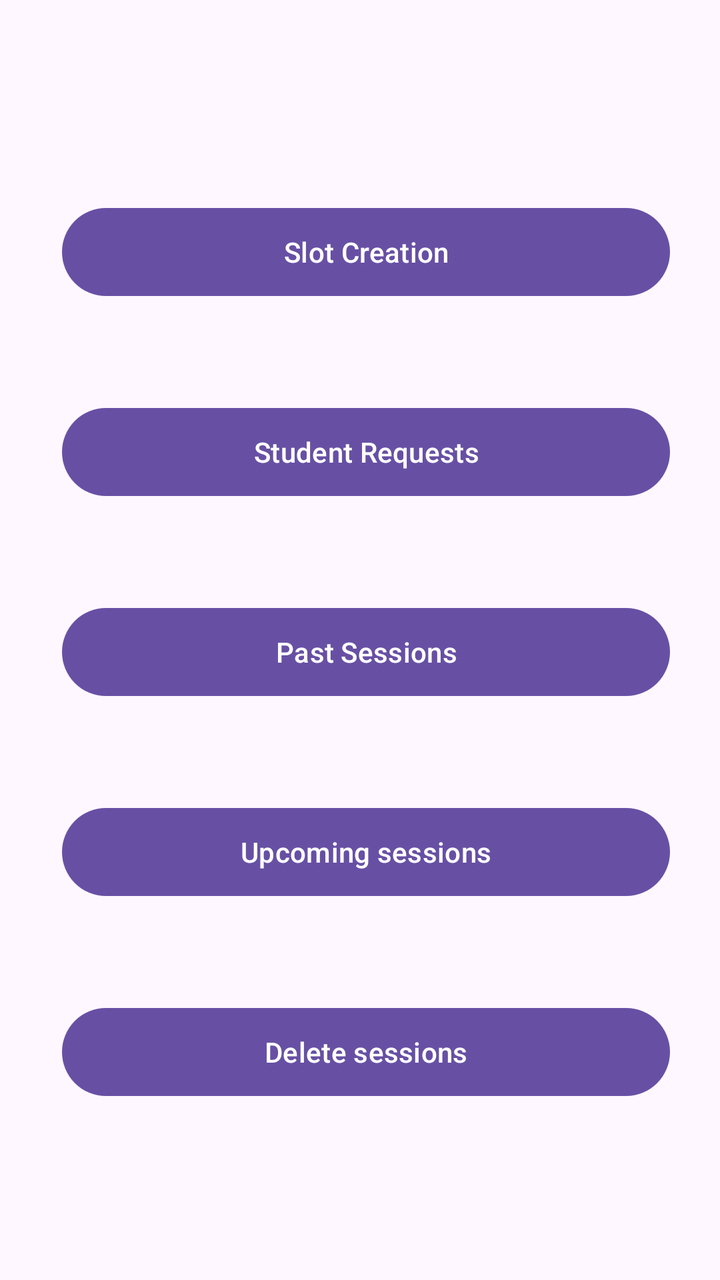
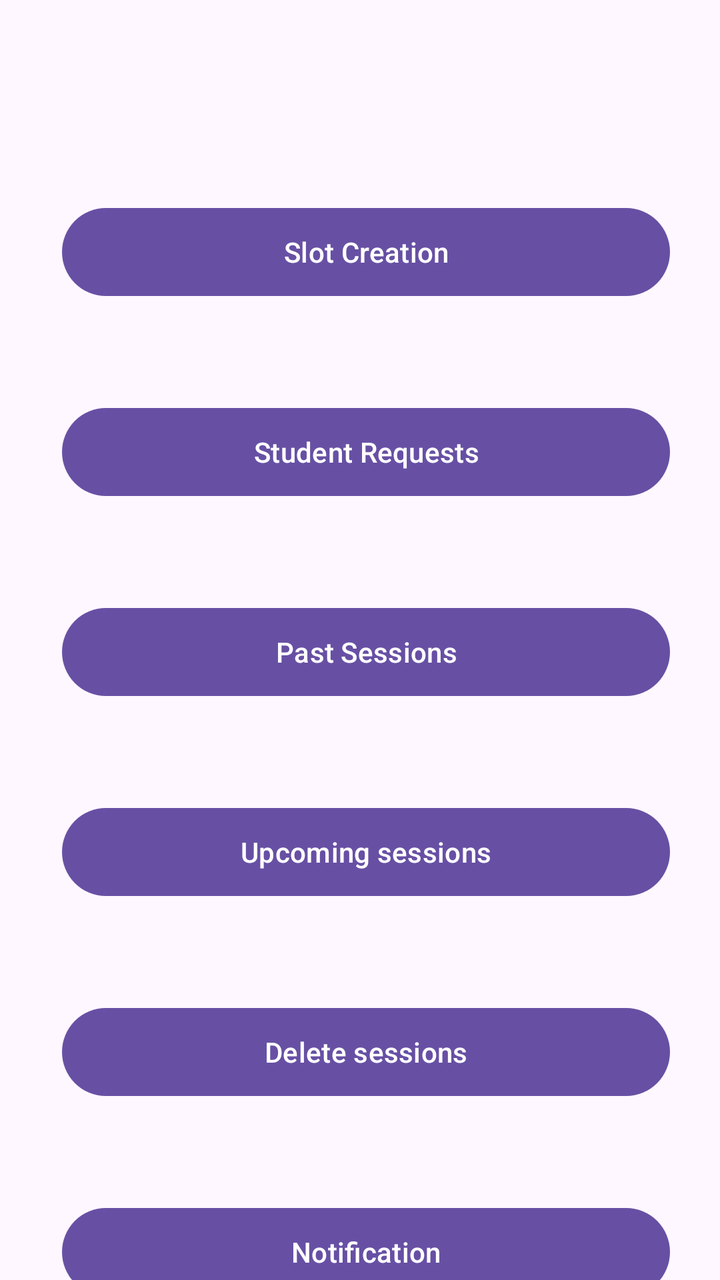

The first picture is an Android layout as it rendered before a commit; the second is the same layout after the commit. The layout source and the unified diff follow.
<!-- AndroidManifest.xml: application theme Theme.Math_tutor_application -->
<!-- res/layout/div3_dashboard_tutor.xml -->
<?xml version="1.0" encoding="utf-8"?>
<androidx.constraintlayout.widget.ConstraintLayout xmlns:android="http://schemas.android.com/apk/res/android"
    xmlns:app="http://schemas.android.com/apk/res-auto"
    xmlns:tools="http://schemas.android.com/tools"
    android:id="@+id/main"
    android:layout_width="match_parent"
    android:layout_height="match_parent"
    tools:context=".div3.Dashboard_tutor">


    <Button
        android:id="@+id/button"
        android:layout_width="304dp"
        android:layout_height="52dp"
        android:layout_marginTop="100dp"
        android:text="Slot Creation"
        app:layout_constraintEnd_toEndOf="parent"
        app:layout_constraintHorizontal_bias="0.551"
        app:layout_constraintStart_toStartOf="parent"
        app:layout_constraintTop_toTopOf="parent"
        android:onClick="slotCreationHandler" />

    <Button
        android:id="@+id/button2"
        android:layout_width="304dp"
        android:layout_height="52dp"
        android:layout_marginTop="200dp"
        android:text="Student Requests"
        android:onClick="tutorHandler"
        app:layout_constraintEnd_toEndOf="parent"
        app:layout_constraintHorizontal_bias="0.551"
        app:layout_constraintStart_toStartOf="parent"
        app:layout_constraintTop_toTopOf="parent" />

    <Button
        android:id="@+id/button3"
        android:layout_width="304dp"
        android:layout_height="52dp"
        android:layout_marginTop="300dp"
        android:text="Past Sessions"
        android:onClick="pastSessionsHandler"
        app:layout_constraintEnd_toEndOf="parent"
        app:layout_constraintHorizontal_bias="0.551"
        app:layout_constraintStart_toStartOf="parent"
        app:layout_constraintTop_toTopOf="parent" />

    <Button
        android:id="@+id/button4"
        android:layout_width="304dp"
        android:layout_height="52dp"
        android:layout_marginTop="400dp"
        android:text="Upcoming sessions"
        android:onClick="upcomingSessionsHandler"
        app:layout_constraintEnd_toEndOf="parent"
        app:layout_constraintHorizontal_bias="0.551"
        app:layout_constraintStart_toStartOf="parent"
        app:layout_constraintTop_toTopOf="parent" />

    <Button
        android:id="@+id/button5"
        android:layout_width="304dp"
        android:layout_height="52dp"
        android:layout_marginTop="500dp"
        android:text="Delete sessions"
        android:onClick="deleteHandler"
        app:layout_constraintEnd_toEndOf="parent"
        app:layout_constraintHorizontal_bias="0.551"
        app:layout_constraintStart_toStartOf="parent"
        app:layout_constraintTop_toTopOf="parent" />

</androidx.constraintlayout.widget.ConstraintLayout>
<!-- resources referenced by this layout -->
<resources>
  <style name="Theme.Math_tutor_application" parent="Base.Theme.Math_tutor_application" />
  <style name="Base.Theme.Math_tutor_application" parent="Theme.Material3.DayNight.NoActionBar">
          
          
      </style>
</resources>

<!-- the commit's change to res/layout/div3_dashboard_tutor.xml (unified diff, before → after) -->
@@ -67,5 +67,16 @@
         app:layout_constraintHorizontal_bias="0.551"
         app:layout_constraintStart_toStartOf="parent"
         app:layout_constraintTop_toTopOf="parent" />
+    <Button
+        android:id="@+id/button6"
+        android:layout_width="304dp"
+        android:layout_height="52dp"
+        android:layout_marginTop="600dp"
+        android:text="Notification"
+        android:onClick="notificationHandler"
+        app:layout_constraintEnd_toEndOf="parent"
+        app:layout_constraintHorizontal_bias="0.551"
+        app:layout_constraintStart_toStartOf="parent"
+        app:layout_constraintTop_toTopOf="parent" />
 
 </androidx.constraintlayout.widget.ConstraintLayout>
